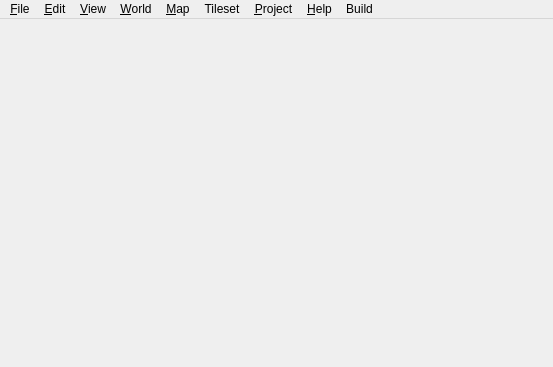
This is src/tiled/mainwindow.ui in mapeditor/tiled as Qt 5 draws it before an edit. The edited form follows.
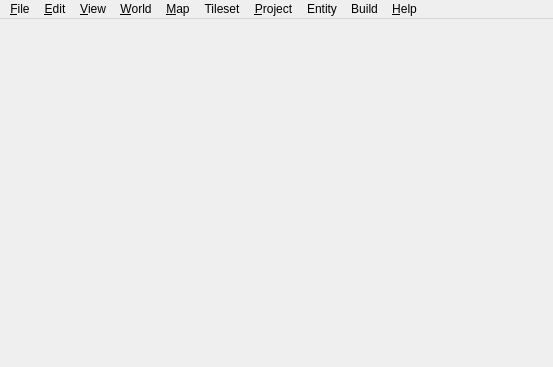
This is the edited form. Icons and pictures are not drawn.

Commit message: created base template for the add entity button

Patch:
```diff
--- a/src/tiled/mainwindow.ui
+++ b/src/tiled/mainwindow.ui
@@ -38,7 +38,7 @@
      <x>0</x>
      <y>0</y>
      <width>553</width>
-     <height>21</height>
+     <height>25</height>
     </rect>
    </property>
    <widget class="QMenu" name="menuFile">
@@ -231,6 +231,12 @@
     </property>
     <addaction name="actionRunClient"/>
    </widget>
+   <widget class="QMenu" name="menuEntity">
+    <property name="title">
+     <string>Entity</string>
+    </property>
+    <addaction name="actionCreate_Entity"/>
+   </widget>
    <addaction name="menuFile"/>
    <addaction name="menuEdit"/>
    <addaction name="menuView"/>
@@ -238,8 +244,9 @@
    <addaction name="menuMap"/>
    <addaction name="menuTileset"/>
    <addaction name="menuProject"/>
-   <addaction name="menuHelp"/>
+   <addaction name="menuEntity"/>
    <addaction name="menuBuild"/>
+   <addaction name="menuHelp"/>
   </widget>
   <action name="actionOpen">
    <property name="text">
```
Left out of the diff: 6 changed lines with no effect on the pictures. The commit also changes 3 other files.
